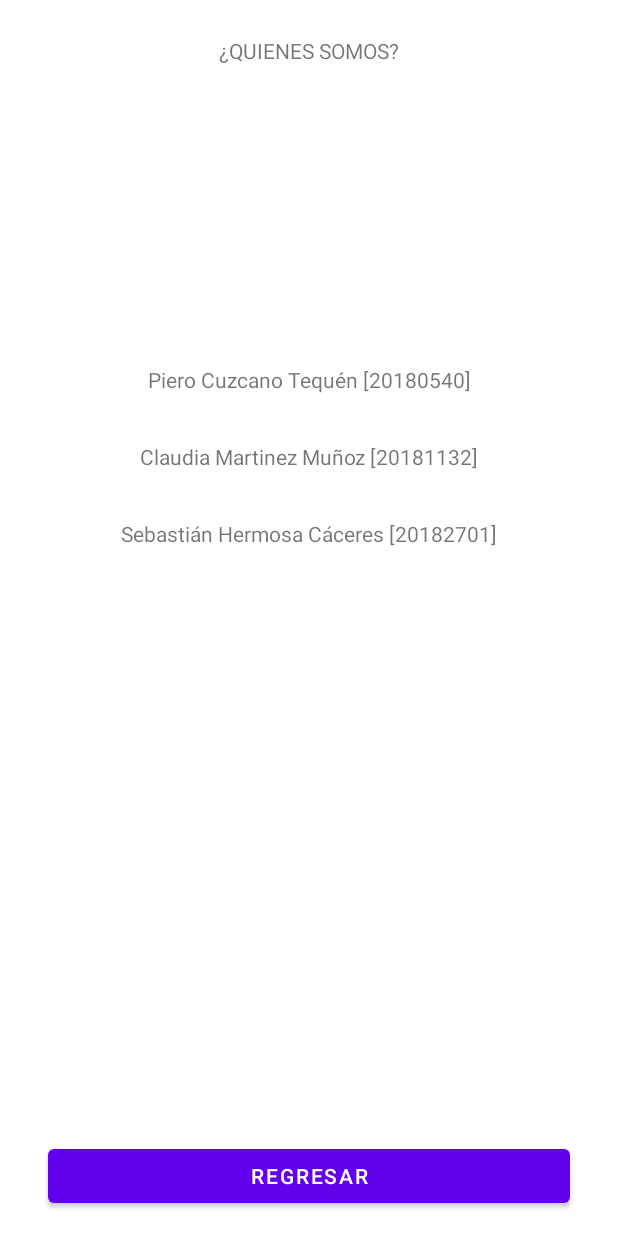
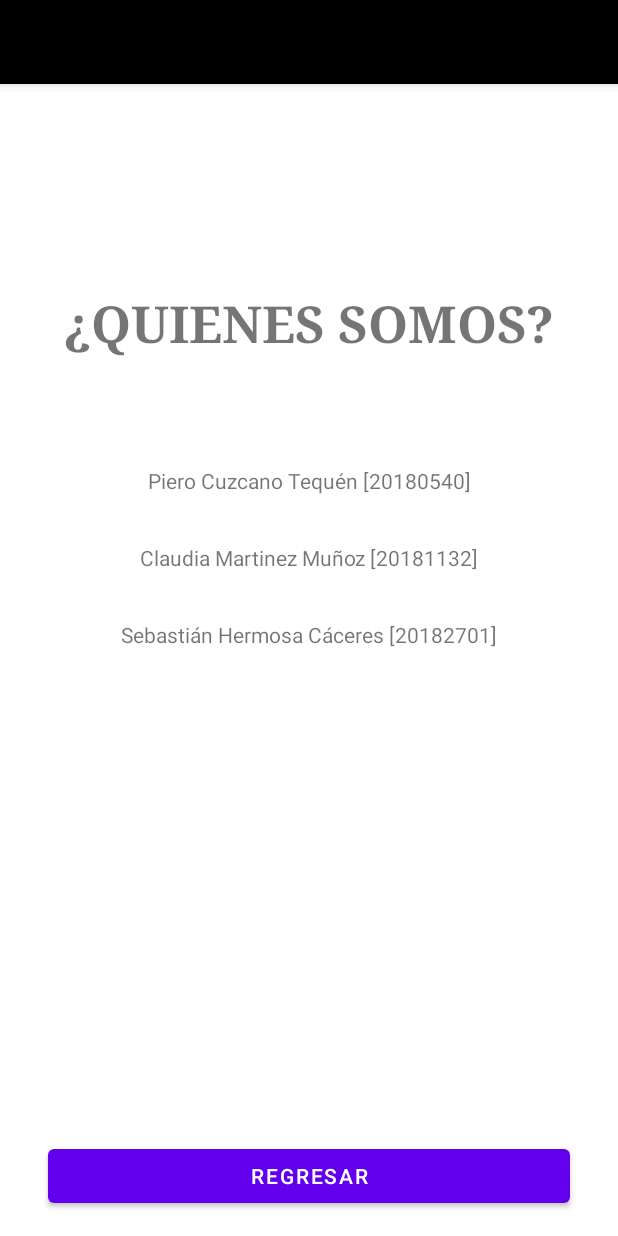
Before and after one commit to piero0090/PC02_Programovil, an Android app: the layout fragment_about.xml on its own in the app's theme, with its tools: preview values and no code run, on a phone screen of 412 x 824 dp. Run offline under Robolectric (Android 15) with nearby library versions, the phone set to English and light mode, and no system bars.

Commit message:
Dom-22/05(21:42)

```diff
--- a/app/src/main/AndroidManifest.xml
+++ b/app/src/main/AndroidManifest.xml
@@ -15,7 +15,8 @@
         tools:targetApi="31">
         <activity
             android:name=".MainActivity"
-            android:exported="true">
+            android:exported="false">
+
         </activity>
 
         <activity android:name=".LoginActivity"
@@ -25,6 +26,7 @@
 
                 <category android:name="android.intent.category.LAUNCHER" />
             </intent-filter>
+
         </activity>
 
     </application>
--- a/app/src/main/java/com/example/gestorpeliculas/Fragments/CarteleraFragment.kt
+++ b/app/src/main/java/com/example/gestorpeliculas/Fragments/CarteleraFragment.kt
@@ -14,6 +14,9 @@ class CarteleraFragment: Fragment() {
         container: ViewGroup?,
         savedInstanceState: Bundle?
     ): View? {
+
         return inflater.inflate(R.layout.fragment_cartelera, container, false)
     }
+
+
 }
--- /dev/null
+++ b/app/src/main/java/com/example/gestorpeliculas/models/beans/Pelicula.kt
@@ -0,0 +1,6 @@
+package com.example.gestorpeliculas.models.beans
+
+data class Pelicula(
+    val nombre : String,
+    val hora : String
+)
--- a/app/src/main/res/layout/fragment_about.xml
+++ b/app/src/main/res/layout/fragment_about.xml
@@ -1,17 +1,23 @@
 <?xml version="1.0" encoding="utf-8"?>
-<androidx.constraintlayout.widget.ConstraintLayout xmlns:android="http://schemas.android.com/apk/res/android"
+<androidx.constraintlayout.widget.ConstraintLayout
+    xmlns:android="http://schemas.android.com/apk/res/android"
     xmlns:app="http://schemas.android.com/apk/res-auto"
     xmlns:tools="http://schemas.android.com/tools"
     android:layout_width="match_parent"
     android:layout_height="match_parent">
+    <include layout="@layout/toolbar"/>
 
     <TextView
         android:id="@+id/textView3"
         android:layout_width="wrap_content"
         android:layout_height="wrap_content"
-        android:layout_marginTop="24dp"
+        android:layout_marginTop="192dp"
         android:text="¿QUIENES SOMOS?"
+        android:fontFamily="serif"
+        android:textSize="34sp"
+        android:textStyle="bold"
         app:layout_constraintEnd_toEndOf="parent"
+        app:layout_constraintHorizontal_bias="0.498"
         app:layout_constraintStart_toStartOf="parent"
         app:layout_constraintTop_toTopOf="parent" />
 
@@ -31,7 +37,7 @@
         android:id="@+id/textView6"
         android:layout_width="wrap_content"
         android:layout_height="wrap_content"
-        android:layout_marginTop="200dp"
+        android:layout_marginTop="72dp"
         android:text="Piero Cuzcano Tequén [20180540]"
         app:layout_constraintEnd_toEndOf="parent"
         app:layout_constraintStart_toStartOf="parent"
--- a/app/src/main/res/layout/fragment_cartelera.xml
+++ b/app/src/main/res/layout/fragment_cartelera.xml
@@ -2,7 +2,8 @@
 <androidx.constraintlayout.widget.ConstraintLayout xmlns:android="http://schemas.android.com/apk/res/android"
     xmlns:tools="http://schemas.android.com/tools"
     android:layout_width="match_parent"
-    android:layout_height="match_parent">
+    android:layout_height="match_parent"
+    xmlns:app="http://schemas.android.com/apk/res-auto">
 
     <TextView
         android:id="@+id/textView9"
@@ -11,4 +12,5 @@
         android:text="IMPLEMENTACION DE CARTELERA"
         tools:layout_editor_absoluteX="95dp"
         tools:layout_editor_absoluteY="336dp" />
+
 </androidx.constraintlayout.widget.ConstraintLayout>
--- a/app/src/main/res/layout/layout_login.xml
+++ b/app/src/main/res/layout/layout_login.xml
@@ -1,5 +1,6 @@
 <?xml version="1.0" encoding="utf-8"?>
-<androidx.constraintlayout.widget.ConstraintLayout xmlns:android="http://schemas.android.com/apk/res/android"
+<androidx.constraintlayout.widget.ConstraintLayout
+    xmlns:android="http://schemas.android.com/apk/res/android"
     xmlns:app="http://schemas.android.com/apk/res-auto"
     xmlns:tools="http://schemas.android.com/tools"
     android:layout_width="match_parent"
@@ -20,7 +21,7 @@
         app:layout_constraintTop_toTopOf="parent" />
 
     <TextView
-        android:id="@+id/textView2"
+        android:id="@+id/tvNombre"
         android:layout_width="191dp"
         android:layout_height="39dp"
         android:layout_marginStart="16dp"
--- /dev/null
+++ b/app/src/main/res/layout/toolbar.xml
@@ -0,0 +1,8 @@
+<?xml version="1.0" encoding="utf-8"?>
+<androidx.appcompat.widget.Toolbar xmlns:android="http://schemas.android.com/apk/res/android"
+    android:layout_width="match_parent"
+    android:layout_height="wrap_content"
+    android:background="@color/black"
+    android:elevation="4dp"
+    >
+</androidx.appcompat.widget.Toolbar>
--- a/app/src/main/res/values-night/themes.xml
+++ b/app/src/main/res/values-night/themes.xml
@@ -1,5 +1,6 @@
 <resources xmlns:tools="http://schemas.android.com/tools">
     <!-- Base application theme. -->
+
     <style name="Theme.GestorPeliculas" parent="Theme.MaterialComponents.DayNight.DarkActionBar">
         <!-- Primary brand color. -->
         <item name="colorPrimary">@color/purple_200</item>
```
Also changed, not shown: app/src/main/java/com/example/gestorpeliculas/Adapters/Listado_Peliculas.kt (added, +34 -0 lines), app/src/main/java/com/example/gestorpeliculas/Fragments/PeliculaFragment.kt (added, +9 -0 lines), app/src/main/java/com/example/gestorpeliculas/LoginActivity.kt (+17 -0 lines), app/src/main/java/com/example/gestorpeliculas/MainActivity.kt (+25 -4 lines), app/src/main/java/com/example/gestorpeliculas/models/GestorPeliculas.kt (added, +14 -0 lines), app/src/main/res/layout/activity_main.xml (+37 -1 lines), app/src/main/res/layout/header_layout.xml (+3 -4 lines), app/src/main/res/layout/item_list.xml (added, +23 -0 lines), app/src/main/java/com/example/gestorpeliculas/Adapters/RegistroSlidePagerAdapter.kt (added), app/src/main/res/drawable/estrella.png (added).
